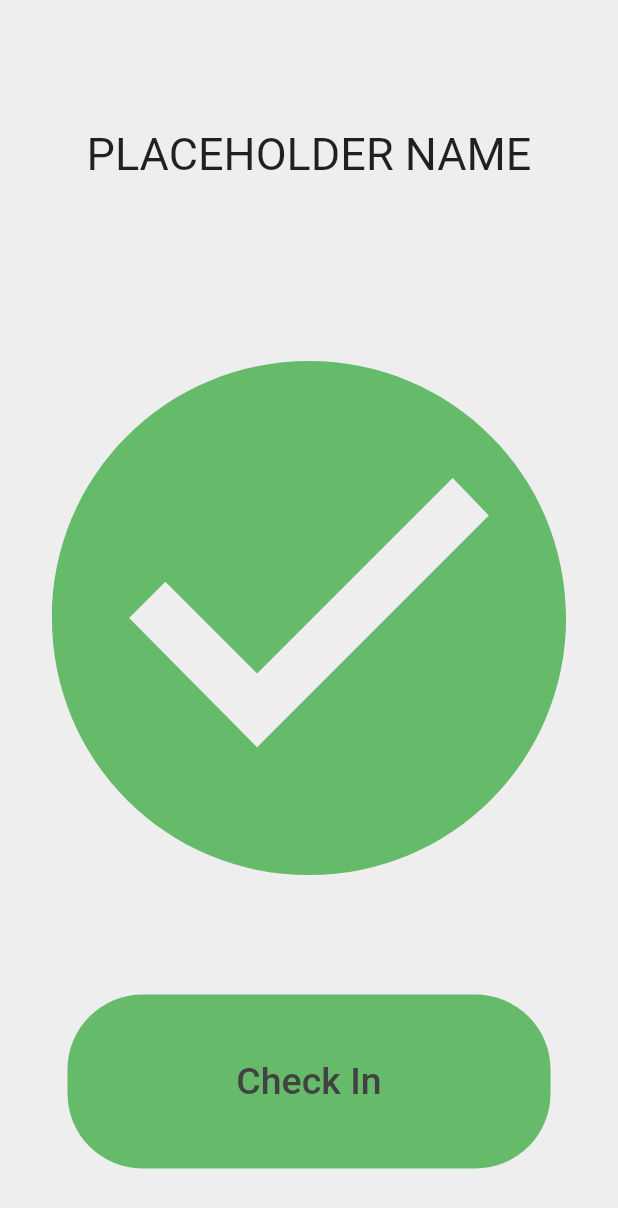
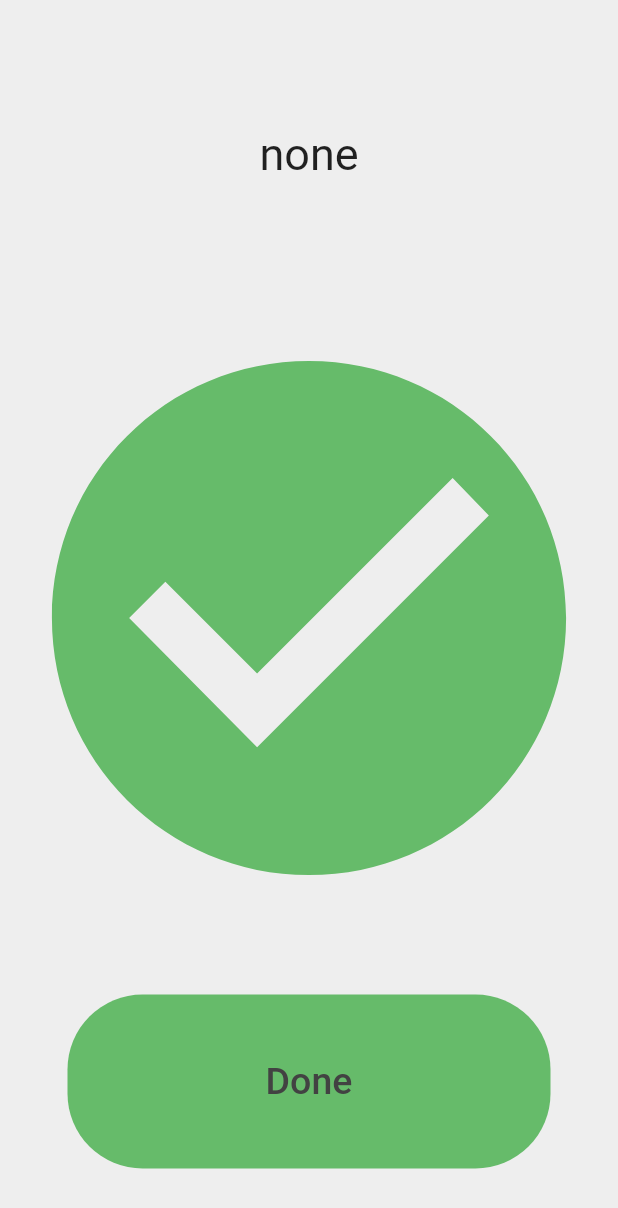
Before and after one commit to Ky-Ng/qr_scan_attendance_app, a Flutter app: the ScanStatus screen opened by its route, on a phone screen of 412 x 824 dp. Shown: the top 1208 px of the screen. Run offline on Flutter 3.47's test engine with Material 2 defaults, Android fonts, the phone set to English and light mode, and no system bars; our stand-ins replace qr_flutter; missing offline and left inert: qr_code_scanner.

```diff
--- a/lib/pages/scanning/qr_scanner.dart
+++ b/lib/pages/scanning/qr_scanner.dart
@@ -2,6 +2,7 @@ import 'dart:io';
 
 import 'package:flutter/cupertino.dart';
 import 'package:legendkungfu/assets/default_style.dart';
+import 'package:legendkungfu/pages/student/student_data.dart';
 import 'package:qr_code_scanner/qr_code_scanner.dart';
 
 class QrScanner extends StatefulWidget {
@@ -63,6 +64,8 @@ class _QrScannerState extends State<QrScanner> {
       setState(() {
         this.returnedQrData = barcode;
         print('found data = ${returnedQrData!.code}');
+        StudentData.currentUID = returnedQrData!.code!;
+        Navigator.pushReplacementNamed(context, '/scannedIn');
       });
     });
   }
--- a/lib/pages/scanning/scan_status.dart
+++ b/lib/pages/scanning/scan_status.dart
@@ -1,6 +1,8 @@
 import 'package:flutter/cupertino.dart';
 import 'package:flutter/material.dart';
 import 'package:legendkungfu/assets/default_style.dart';
+
+import '../student/student_data.dart';
 
 class ScanStatus extends StatefulWidget {
   const ScanStatus({Key? key}) : super(key: key);
@@ -26,7 +28,7 @@ class _ScanStatusState extends State<ScanStatus> {
                     flex: 1,
                     child: Center(
                       child: Text(
-                        placeHolderStudent,
+                        StudentData.currentUID,
                         style: TextStyle(fontSize: 30),
                       ),
                     )),
@@ -59,7 +61,7 @@ class _ScanStatusState extends State<ScanStatus> {
                               MaterialStateProperty.all(Colors.green[400]),
                         ),
                         child: Text(
-                          'Check In',
+                          'Done',
                           style: TextStyle(
                             fontSize: 25,
                             color: Colors.grey[800],
--- a/lib/pages/student/student_data.dart
+++ b/lib/pages/student/student_data.dart
@@ -1,4 +1,5 @@
 class StudentData {
+  static String currentUID = 'none';
   static List<Student> studentList = [
     Student(
         name: 'Alicia Li',
@@ -29,6 +30,10 @@ class StudentData {
         email: 'lkf@lkf.com',
         uid: 'ZhouQin123111'),
   ];
+
+  // set setUID(String s) {
+  //   currentUID = s;
+  // }
 }
 
 class Student {
```
